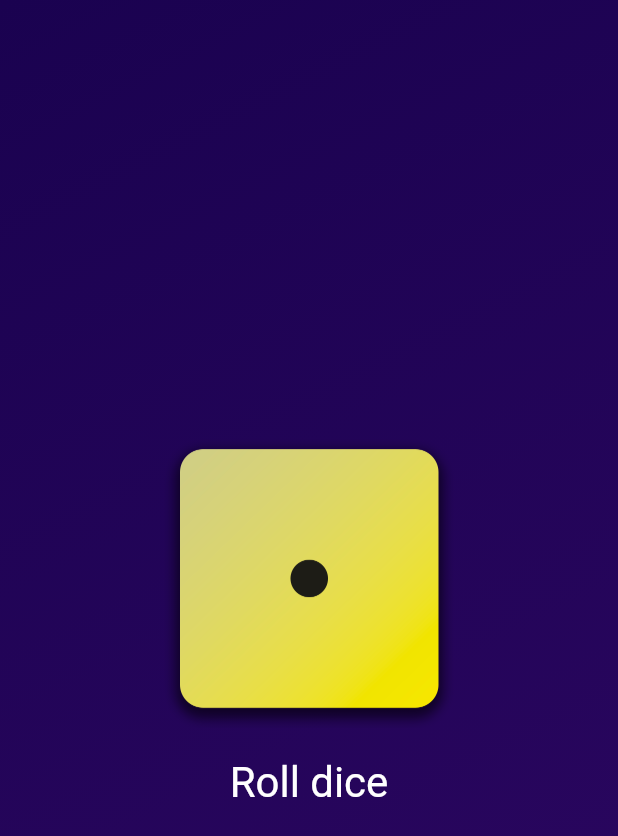
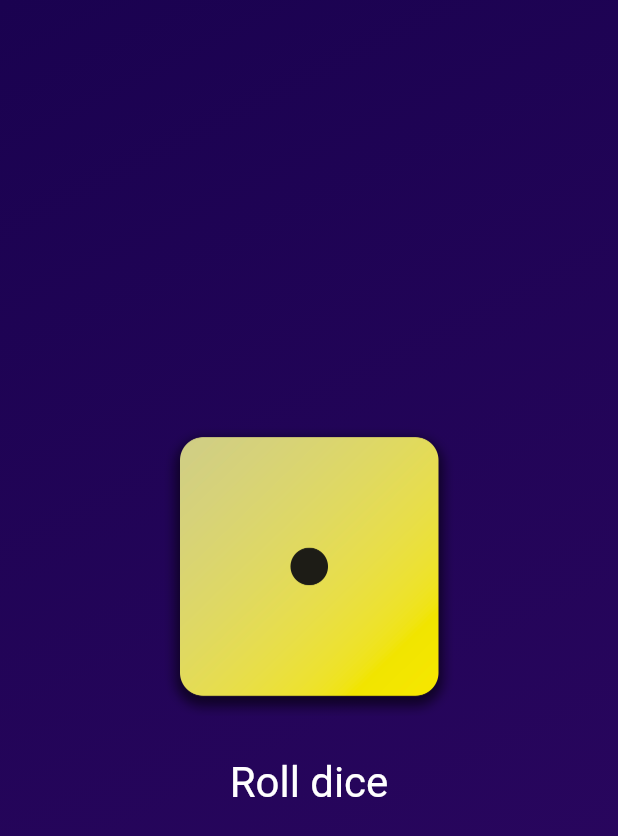
Before and after one commit to abhishek-ccx/Flutter_learning, a Flutter app: the screen it shows after launch, on a phone screen of 412 x 824 dp. Shown: the top 836 px of the screen. Run offline on Flutter 3.47's test engine with Material 3 defaults, Android fonts, the phone set to English and light mode, and no system bars.

Commit message:
added button

```diff
--- a/basics/lib/gradient_container.dart
+++ b/basics/lib/gradient_container.dart
@@ -29,12 +29,13 @@ class GradientContainer extends StatelessWidget {
               "assets/images/dice-1.png",
               width: 200,
             ),
+            const SizedBox(height: 20),
             TextButton(
               onPressed: rollDice,
               style: TextButton.styleFrom(
-                padding: const EdgeInsets.only(
-                  top: 20,
-                ),
+                // padding: const EdgeInsets.only(
+                //   top: 20,
+                // ),
                 foregroundColor: Colors.white,
                 textStyle: const TextStyle(
                   fontSize: 28,
```
